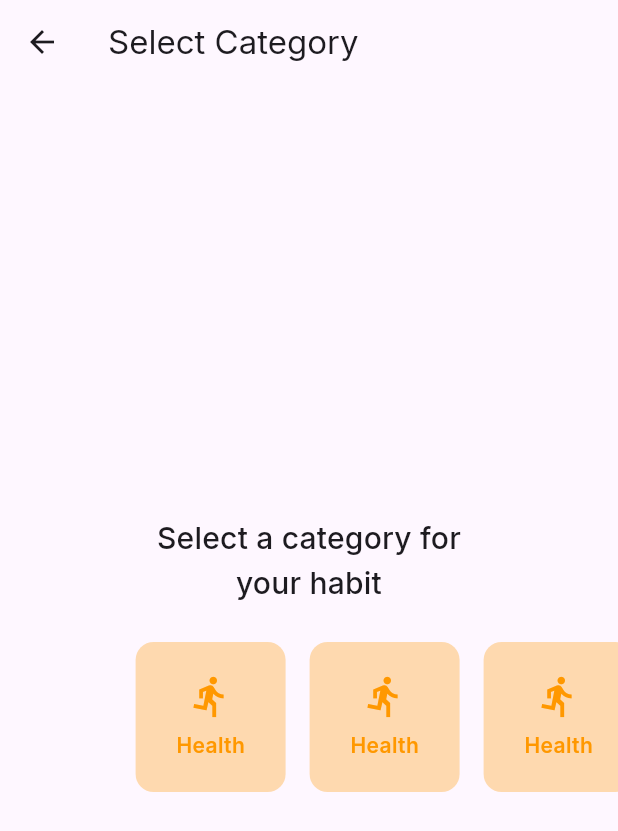
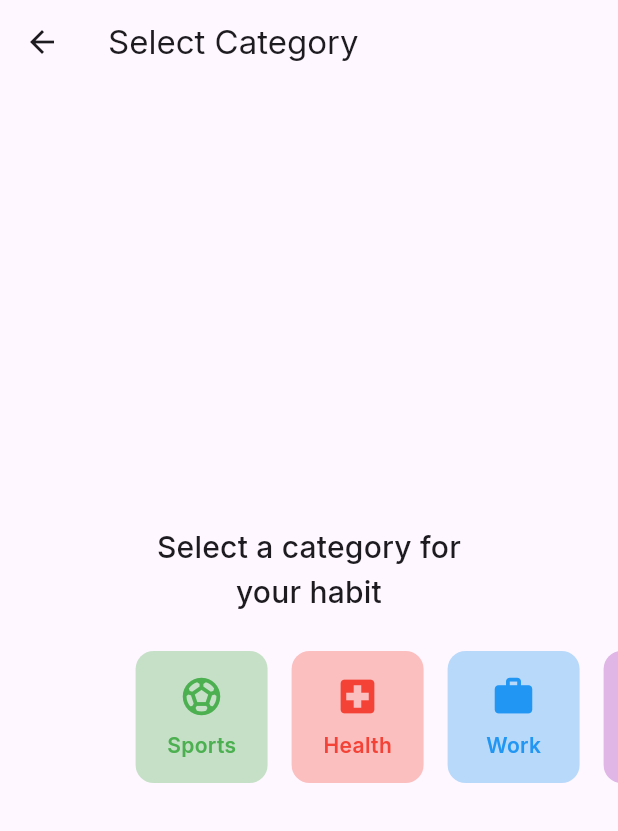
Before and after one commit to SuTechs/rise, a Flutter app: the SelectHabitCategory screen opened directly with empty values, on a phone screen of 412 x 824 dp. Shown: the top 831 px of the screen. Run offline on Flutter 3.47's test engine with Material 3 defaults, Android fonts, the phone set to English and light mode, and no system bars; drawn by our look-alikes of dynamic_color; our stand-ins replace freezed_annotation, google_fonts, hive, hive_flutter, timeago; missing offline and left inert: in_app_update; accounts and stored records are empty.

Commit message:
habit data

```diff
--- a/lib/data/api/hive/hive_service.dart
+++ b/lib/data/api/hive/hive_service.dart
@@ -1,4 +1,5 @@
 import 'package:hive/hive.dart';
+import 'package:rise/data/data/habit/habit.dart';
 
 import 'hive_native.dart';
 
@@ -31,4 +32,8 @@ abstract class HiveService {
   Box<String> get stringBox;
 
   Box<bool> get boolBox;
+
+  Box<HabitData> get habitBox;
+
+  Box<HabitRecordData> get habitRecordBox;
 }
--- /dev/null
+++ b/lib/data/data/habit/habit_category.dart
@@ -0,0 +1,100 @@
+import 'package:flutter/material.dart';
+
+class HabitCategory {
+  //  for now name is id, since everything is local
+  final String name;
+  final IconData icon;
+  final Color color;
+
+  const HabitCategory({
+    required this.name,
+    required this.icon,
+    required this.color,
+  });
+
+  static const categories = [
+    // sports
+    HabitCategory(
+      name: 'Sports',
+      icon: Icons.sports_soccer,
+      color: Colors.green,
+    ),
+
+    // Health
+    HabitCategory(
+      name: 'Health',
+      icon: Icons.local_hospital,
+      color: Colors.red,
+    ),
+
+    // Work
+    HabitCategory(
+      name: 'Work',
+      icon: Icons.work,
+      color: Colors.blue,
+    ),
+
+    // Study
+    HabitCategory(
+      name: 'Study',
+      icon: Icons.book,
+      color: Colors.purple,
+    ),
+
+    // Food
+    HabitCategory(
+      name: 'Food',
+      icon: Icons.fastfood,
+      color: Colors.orange,
+    ),
+
+    // Finance
+    HabitCategory(
+      name: 'Finance',
+      icon: Icons.monetization_on,
+      color: Colors.yellow,
+    ),
+
+    // Yoga
+    HabitCategory(
+      name: 'Yoga',
+      icon: Icons.self_improvement,
+      color: Colors.pink,
+    ),
+
+    // Social
+    HabitCategory(
+      name: 'Social',
+      icon: Icons.people,
+      color: Colors.teal,
+    ),
+
+    // Fun
+    HabitCategory(
+      name: 'Fun',
+      icon: Icons.emoji_emotions,
+      color: Colors.deepPurple,
+    ),
+
+    // Outdoors
+    HabitCategory(
+      name: 'Outdoors',
+      icon: Icons.nature_people,
+      color: Colors.green,
+    ),
+
+    // Reading
+    HabitCategory(
+      name: 'Reading',
+      icon: Icons.menu_book,
+      color: Colors.blue,
+    ),
+
+    // Others
+    HabitCategory(
+      name: 'Others',
+      icon: Icons.grid_view_rounded,
+      color: Colors.grey,
+    ),
+  ];
+}
--- a/lib/data/data/user/user.dart
+++ b/lib/data/data/user/user.dart
@@ -4,6 +4,7 @@ import 'package:hive/hive.dart';
 part 'user.freezed.dart';
 part 'user.g.dart';
 
+// Keeping it for later  use,  when we have signups and cloud storage
 /// Data class representing user information.
 @freezed
 class UserData with _$UserData {
--- a/lib/screens/habits/add_habit_screen.dart
+++ b/lib/screens/habits/add_habit_screen.dart
@@ -3,6 +3,7 @@ import 'package:flutter/cupertino.dart';
 import 'package:flutter/material.dart';
 import 'package:rise/theme.dart';
 
+import '../../data/data/habit/habit_category.dart';
 import '../onboarding/components/components.dart';
 
 class AddHabitScreen extends StatefulWidget {
@@ -142,12 +143,10 @@ class SelectHabitCategory extends StatelessWidget {
             child: Row(
               children: [
                 SizedBox(width: context.width * 0.2),
-                for (int i = 0; i < 10; i++)
-                  const HabitCategoryCard(
-                    title: 'Health',
-                    icon: Icons.directions_run,
-                    color: Colors.orange,
-                  ),
+
+                // Habit List
+                for (final category in HabitCategory.categories)
+                  HabitCategoryCard(category: category),
               ],
             ),
           ),
@@ -159,26 +158,22 @@ class SelectHabitCategory extends StatelessWidget {
 
 /// Habit Category Card
 class HabitCategoryCard extends StatelessWidget {
-  final String title;
-  final IconData icon;
-  final Color color;
+  final HabitCategory category;
 
   const HabitCategoryCard({
     super.key,
-    required this.title,
-    required this.icon,
-    required this.color,
+    required this.category,
   });
 
   @override
   Widget build(BuildContext context) {
     final colorScheme = context.colorScheme;
 
-    final cardColor = color.harmonizeWith(colorScheme.surface);
+    final cardColor = category.color.harmonizeWith(colorScheme.surface);
 
     return Container(
-      height: 100,
-      width: 100,
+      height: 88,
+      width: 88,
       margin: const EdgeInsets.all(8),
       decoration: BoxDecoration(
         color: cardColor.withAlpha(80),
@@ -188,13 +183,13 @@ class HabitCategoryCard extends StatelessWidget {
         mainAxisAlignment: MainAxisAlignment.center,
         children: [
           Icon(
-            icon,
+            category.icon,
             size: 30,
             color: cardColor,
           ),
           const SizedBox(height: 8),
           Text(
-            title,
+            category.name,
             style: TextStyle(
               color: cardColor,
               fontSize: 14,
```
Also changed, not shown: lib/data/api/hive/hive_native.dart (+15 -0 lines), lib/data/api/hive/service_extension.dart (+30 -0 lines), lib/data/data/habit/habit.dart (added, +63 -0 lines), lib/data/data/habit/habit.freezed.dart (added), lib/data/data/habit/habit.g.dart (added).
